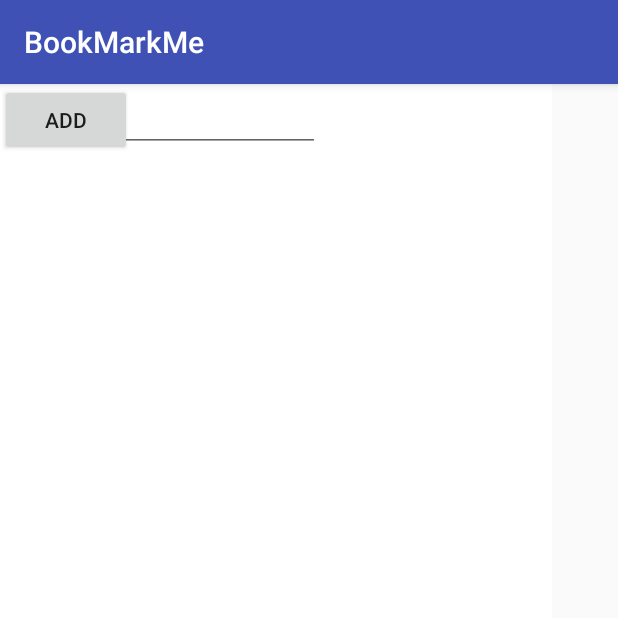
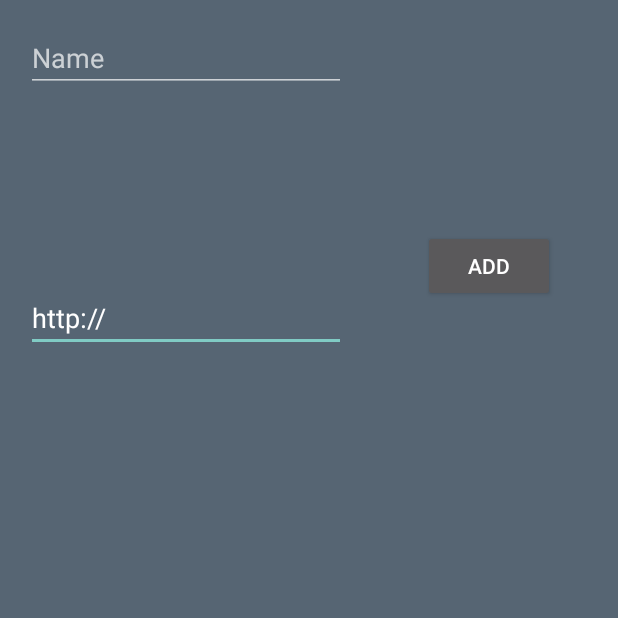
Before and after one commit to thanseehabdulla/BookMarkME, an Android app: the screen it shows after launch (MainActivity), on a phone screen of 412 x 824 dp, the top half of it. Run offline under Robolectric (Android 15) with nearby library versions, the phone set to English and light mode, and no system bars; libraries missing offline, so code that uses them is left out: de.greenrobot.event; 1 statement that could not run was skipped.

Commit message:
first phase completed

```diff
--- a/app/src/main/AndroidManifest.xml
+++ b/app/src/main/AndroidManifest.xml
@@ -14,7 +14,9 @@
         android:roundIcon="@mipmap/ic_launcher_round"
         android:supportsRtl="true"
         android:theme="@style/AppTheme">
-        <activity android:name=".MainActivity">
+        <activity android:name=".MainActivity"
+            android:windowSoftInputMode="adjustPan|adjustResize"
+            android:theme="@style/Theme.AppCompat.NoActionBar">
             <intent-filter>
                 <action android:name="android.intent.action.MAIN" />
 
--- a/app/src/main/java/com/app/ats/com/bookmarkme/MainActivity.java
+++ b/app/src/main/java/com/app/ats/com/bookmarkme/MainActivity.java
@@ -1,12 +1,16 @@
 package com.app.ats.com.bookmarkme;
 
 import android.content.SharedPreferences;
+import android.os.Build;
 import android.os.Bundle;
+import android.support.v4.content.ContextCompat;
 import android.support.v7.app.AppCompatActivity;
 import android.support.v7.widget.DefaultItemAnimator;
 import android.support.v7.widget.LinearLayoutManager;
 import android.support.v7.widget.RecyclerView;
 import android.view.View;
+import android.view.Window;
+import android.view.WindowManager;
 import android.widget.Button;
 import android.widget.EditText;
 import android.widget.Toast;
@@ -34,7 +38,18 @@ RecyclerView r;
     protected void onCreate(Bundle savedInstanceState) {
         super.onCreate(savedInstanceState);
         setContentView(R.layout.activity_main);
+        Window window = getWindow();
 
+// clear FLAG_TRANSLUCENT_STATUS flag:
+        window.clearFlags(WindowManager.LayoutParams.FLAG_TRANSLUCENT_STATUS);
+
+// add FLAG_DRAWS_SYSTEM_BAR_BACKGROUNDS flag to the window
+        window.addFlags(WindowManager.LayoutParams.FLAG_DRAWS_SYSTEM_BAR_BACKGROUNDS);
+
+// finally change the color
+        if (Build.VERSION.SDK_INT >= Build.VERSION_CODES.LOLLIPOP) {
+            window.setStatusBarColor(ContextCompat.getColor(getApplicationContext(),R.color.colorPrimaryDark));
+        }
 
         b = (Button) findViewById(R.id.button);
 
@@ -58,20 +73,19 @@ RecyclerView r;
                     Toast.makeText(getApplicationContext(),"Fill All the Fields",Toast.LENGTH_SHORT).show();
                 else if(url.isEmpty())
                     Toast.makeText(getApplicationContext(),"Fill All the Fields",Toast.LENGTH_SHORT).show();
-
-               String surl = getSharedPreferences("url",MODE_PRIVATE).getString("url","0");
-               String sname = getSharedPreferences("url",MODE_PRIVATE).getString("name","0");
+                else {
+                    String surl = getSharedPreferences("url", MODE_PRIVATE).getString("url", "0");
+                    String sname = getSharedPreferences("url", MODE_PRIVATE).getString("name", "0");
 
 
                     sb = new StringBuffer();
                     sb2 = new StringBuffer();
 
 
-                if(!surl.equals("0")) {
+                    if (!surl.equals("0") && !sname.equals("0")) {
                         sb2.append(surl);
                         sb.append(sname);
                     }
-
 
 
                     sb.append(name);
@@ -81,10 +95,12 @@ RecyclerView r;
                     sb2.append(",");
 
 
-                getSharedPreferences("url",MODE_PRIVATE).edit().putString("name",name);
-                getSharedPreferences("url",MODE_PRIVATE).edit().putString("url",url).apply();
+                    getSharedPreferences("url", MODE_PRIVATE).edit().putString("name", sb.toString()).apply();
+                    getSharedPreferences("url", MODE_PRIVATE).edit().putString("url", sb2.toString()).apply();
 
                     EventBus.getDefault().postSticky(new Broadcast("syncing"));
+
+                }
             }
         });
 
@@ -107,7 +123,7 @@ RecyclerView r;
 
         String snnn=emer2.getString("name","0");
         String suuu=emer2.getString("url","0");
-
+        movieList.clear();
         if(snnn!="0"){
             String[] numbers = snnn.split(",");
             String[] numbers2 = suuu.split(",");
--- a/app/src/main/java/com/app/ats/com/bookmarkme/modelclass/RecyclerViewModel.java
+++ b/app/src/main/java/com/app/ats/com/bookmarkme/modelclass/RecyclerViewModel.java
@@ -11,7 +11,7 @@ public class RecyclerViewModel {
     }
 
     public RecyclerViewModel(String title,String url) {
-        this.url = title;
+        this.title = title;
         this.url = url;
 
     }
--- a/app/src/main/res/layout/activity_main.xml
+++ b/app/src/main/res/layout/activity_main.xml
@@ -4,6 +4,7 @@
     xmlns:tools="http://schemas.android.com/tools"
     android:layout_width="match_parent"
     android:layout_height="match_parent"
+    android:background="#566573"
     tools:context="com.app.ats.com.bookmarkme.MainActivity">
 
     <EditText
@@ -12,26 +13,33 @@
         android:layout_height="wrap_content"
         android:ems="10"
         android:inputType="textPersonName"
-        android:text="Url"
-        tools:layout_editor_absoluteX="16dp"
-        tools:layout_editor_absoluteY="42dp" />
+        android:text="http://"
+        android:layout_marginTop="8dp"
+        app:layout_constraintTop_toBottomOf="@+id/editText2"
+        android:layout_marginBottom="8dp"
+        app:layout_constraintBottom_toTopOf="@+id/recyclerView"
+        android:layout_marginRight="8dp"
+        app:layout_constraintRight_toRightOf="parent"
+        android:layout_marginLeft="8dp"
+        app:layout_constraintLeft_toLeftOf="parent"
+        app:layout_constraintHorizontal_bias="0.052"
+        app:layout_constraintVertical_bias="0.354" />
 
     <Button
         android:id="@+id/button"
         android:layout_width="wrap_content"
         android:layout_height="wrap_content"
         android:text="Add"
-        tools:layout_editor_absoluteX="266dp"
-        tools:layout_editor_absoluteY="29dp" />
-
-    <android.support.v7.widget.RecyclerView
-        android:id="@+id/recyclerView"
-        android:layout_width="368dp"
-        android:layout_height="418dp"
-        android:background="#ffffff"
-        tools:context=".MainActivity"
-        tools:layout_editor_absoluteY="85dp"
-        tools:layout_editor_absoluteX="8dp" />
+        app:layout_constraintLeft_toRightOf="@+id/editText2"
+        android:layout_marginLeft="8dp"
+        android:layout_marginRight="8dp"
+        app:layout_constraintRight_toRightOf="parent"
+        android:layout_marginBottom="8dp"
+        app:layout_constraintBottom_toTopOf="@+id/recyclerView"
+        app:layout_constraintTop_toTopOf="parent"
+        android:layout_marginTop="8dp"
+        app:layout_constraintHorizontal_bias="0.561"
+        app:layout_constraintVertical_bias="0.365" />
 
     <EditText
         android:id="@+id/editText2"
@@ -39,8 +47,27 @@
         android:layout_height="wrap_content"
         android:ems="10"
         android:inputType="textPersonName"
-        android:text="Name"
-        tools:layout_editor_absoluteY="3dp"
-        tools:layout_editor_absoluteX="16dp" />
+        android:hint="Name"
+        app:layout_constraintTop_toTopOf="parent"
+        android:layout_marginTop="16dp"
+        android:layout_marginRight="8dp"
+        app:layout_constraintRight_toRightOf="parent"
+        android:layout_marginLeft="8dp"
+        app:layout_constraintLeft_toLeftOf="parent"
+        app:layout_constraintHorizontal_bias="0.052" />
+
+    <android.support.v7.widget.RecyclerView
+        android:id="@+id/recyclerView"
+        android:layout_width="wrap_content"
+        android:layout_height="318dp"
+        android:layout_marginBottom="44dp"
+        android:layout_marginLeft="8dp"
+        android:layout_marginRight="8dp"
+        android:background="#566573"
+        app:layout_constraintBottom_toBottomOf="parent"
+        app:layout_constraintHorizontal_bias="0.0"
+        app:layout_constraintLeft_toLeftOf="parent"
+        app:layout_constraintRight_toRightOf="parent"
+        tools:context=".MainActivity" />
 
 </android.support.constraint.ConstraintLayout>
--- a/app/src/main/res/values/colors.xml
+++ b/app/src/main/res/values/colors.xml
@@ -1,6 +1,6 @@
 <?xml version="1.0" encoding="utf-8"?>
 <resources>
     <color name="colorPrimary">#3F51B5</color>
-    <color name="colorPrimaryDark">#303F9F</color>
+    <color name="colorPrimaryDark">#566573</color>
     <color name="colorAccent">#FF4081</color>
 </resources>
```
Also changed, not shown: app/src/main/java/com/app/ats/com/bookmarkme/adapter/RecyclerVewAdaper.java (+63 -7 lines), app/src/main/res/layout/movie_list_row.xml (+19 -7 lines), app/src/main/res/mipmap-hdpi/ic_launcher.png, app/src/main/res/mipmap-mdpi/ic_launcher.png, app/src/main/res/mipmap-xhdpi/ic_launcher.png, app/src/main/res/mipmap-xxhdpi/ic_launcher.png, app/src/main/res/mipmap-xxxhdpi/ic_launcher.png. Lines whose indentation alone changed are shown as unchanged.
